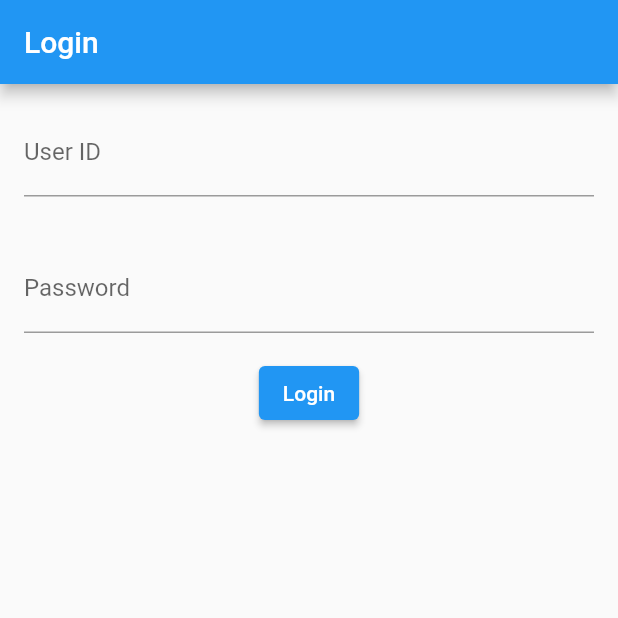
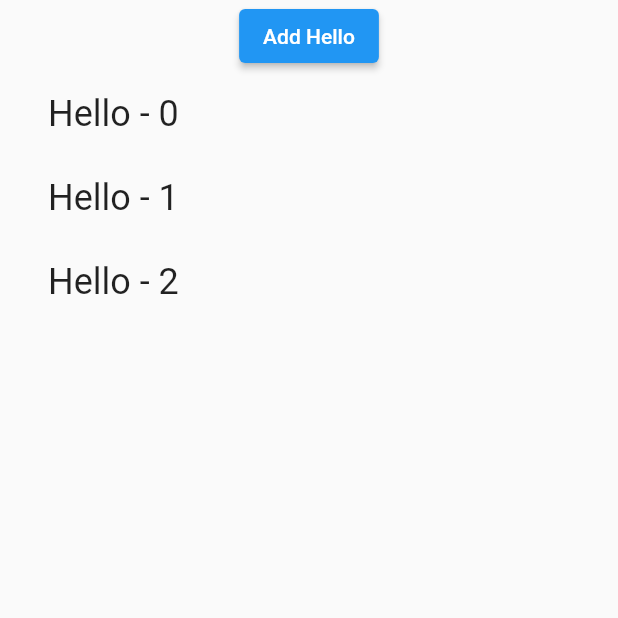
Before and after one commit to kokoichi206/flutter-app, a Flutter app: the screen it shows after launch, on a phone screen of 412 x 824 dp, the top half of it. Run offline on Flutter 3.47's test engine with Material 2 defaults, Android fonts, the phone set to English and light mode, and no system bars; our stand-ins replace dots_indicator, equatable, fluentui_icons, flutter_bloc, gap, get and 5 more; missing offline and left inert: numeral, scroll_app_bar, workmanager; generated files the repository leaves out were written again.

Commit message:
sd 2022-12

```diff
--- a/software_design/lib/main.dart
+++ b/software_design/lib/main.dart
@@ -11,8 +11,75 @@ class MyApp extends StatelessWidget {
   Widget build(BuildContext context) {
     return MaterialApp(
       title: "Software Design",
-      theme: ThemeData.light(),
+      theme: ThemeData(
+        primarySwatch: Colors.blue,
+      ),
       home: Scaffold(
+        body: SD_2022_12(),
+      ),
+    );
+  }
+}
+
+class SD_2022_12 extends StatefulWidget {
+  SD_2022_12({Key? key}) : super(key: key);
+
+  @override
+  State<SD_2022_12> createState() => _SD_2022_12State();
+}
+
+// State object!
+class _SD_2022_12State extends State<SD_2022_12> {
+  _SD_2022_12State();
+
+  final List<String> greets = [
+    "Hello",
+    "Hello",
+    "Hello",
+  ];
+
+  @override
+  Widget build(BuildContext context) {
+    return SafeArea(
+      child: Center(
+        child: Column(
+          crossAxisAlignment: CrossAxisAlignment.center,
+          children: [
+            ElevatedButton(
+              onPressed: () {
+                setState(() {
+                  greets.add("Hello");
+                });
+              },
+              child: const Text("Add Hello"),
+            ),
+            Expanded(
+              child: Padding(
+                padding: const EdgeInsets.symmetric(horizontal: 16),
+                child: ListView.builder(
+                  itemCount: greets.length,
+                  itemBuilder: (context, index) => ListTile(
+                    title: Text(
+                      "${greets.elementAt(index)} - $index",
+                      style: const TextStyle(fontSize: 24),
+                    ),
+                  ),
+                ),
+              ),
+            )
+          ],
+        ),
+      ),
+    );
+  }
+}
+
+class SD_2022_11 extends StatelessWidget {
+  const SD_2022_11({Key? key}) : super(key: key);
+
+  @override
+  Widget build(BuildContext context) {
+    return Scaffold(
       appBar: AppBar(
         title: const Text("Login"),
       ),
@@ -37,7 +104,6 @@ class MyApp extends StatelessWidget {
           )
         ],
       ),
-      ),
     );
   }
 }
```
Also changed, not shown: 1 other file. Lines whose indentation alone changed are shown as unchanged.
